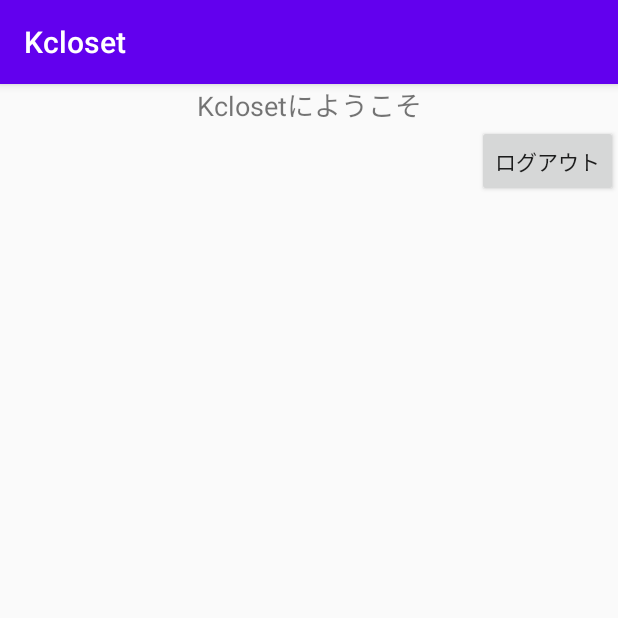
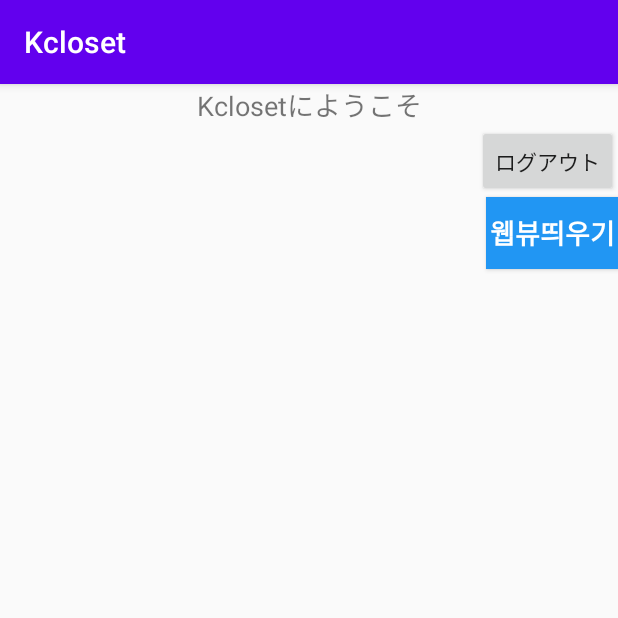
Before and after one commit to wjdthdud13/Kcloset, an Android app: the MainActivity screen opened directly, with no data from a screen before it, on a phone screen of 412 x 824 dp, the top half of it. Run offline under Robolectric (Android 15) with nearby library versions, the phone set to English and light mode, and no system bars; our stand-ins replace Firebase (no records; nobody signed in at launch, a user with empty details on screens opened directly).

Commit message:
WebView追加

```diff
--- a/app/src/main/AndroidManifest.xml
+++ b/app/src/main/AndroidManifest.xml
@@ -3,7 +3,6 @@
     package="com.example.kcloset">
 
     <uses-permission android:name="android.permission.INTERNET" />
-
     <uses-permission android:name="android.permission.CAMERA" />
     <uses-permission android:name="android.permission.READ_EXTERNAL_STORAGE" />
 
@@ -16,7 +15,9 @@
         android:label="@string/app_name"
         android:roundIcon="@mipmap/ic_launcher_round"
         android:supportsRtl="true"
+        android:usesCleartextTraffic="true"
         android:theme="@style/AppTheme">
+        <activity android:name=".activity.WebViewActivity"></activity>
         <activity android:name=".activity.PasswordResetActivity" />
         <activity android:name=".activity.GalleryActivity" />
         <activity android:name=".activity.CameraActivity" />
--- a/app/src/main/java/com/example/kcloset/activity/MainActivity.java
+++ b/app/src/main/java/com/example/kcloset/activity/MainActivity.java
@@ -11,6 +11,7 @@ import android.os.Bundle;
 import android.util.Log;
 import android.view.View;
 import android.widget.ArrayAdapter;
+import android.widget.Button;
 import android.widget.ListView;
 
 import com.example.kcloset.R;
@@ -30,6 +31,7 @@ import java.util.List;
 
 public class MainActivity extends BasicActivity {
     private static final String TAG = "MainActivity";
+    private Button webview_btn;
 
     private ListView listView;
     List shopList = new ArrayList<>();
@@ -39,6 +41,15 @@ public class MainActivity extends BasicActivity {
     protected void onCreate(Bundle savedInstanceState) {
         super.onCreate(savedInstanceState);
         setContentView(R.layout.activity_main);
+
+        webview_btn = findViewById(R.id.WebView_btn);
+        webview_btn.setOnClickListener(new View.OnClickListener() {
+            @Override
+            public void onClick(View v) {
+                Intent intent = new Intent(getApplicationContext(),WebViewActivity.class);
+                startActivity(intent);
+            }
+        });
 
         FirebaseUser user = FirebaseAuth.getInstance().getCurrentUser();
 
--- a/app/src/main/res/layout/activity_main.xml
+++ b/app/src/main/res/layout/activity_main.xml
@@ -20,6 +20,18 @@
         android:layout_height="wrap_content"
         android:layout_gravity="right"
         android:text="ログアウト" />
+
+    <Button
+        android:id="@+id/WebView_btn"
+        android:layout_width="wrap_content"
+        android:layout_height="wrap_content"
+        android:background="#2196F3"
+        android:text="웹뷰띄우기"
+        android:textSize="18dp"
+        android:textStyle="bold"
+        android:layout_gravity="right"
+        android:textColor="#fff" />
+
     <ListView
         android:id="@+id/shopList"
         android:layout_width="match_parent"
--- a/app/src/main/res/values/strings.xml
+++ b/app/src/main/res/values/strings.xml
@@ -1,5 +1,6 @@
 <resources>
-    <string name="app_name">Kcloset</string> //앱 이름 바꾸기
+    <string name="app_name">Kcloset</string>
+    //앱 이름 바꾸기
     <string name="request_permission">This sample needs camera permission.</string>
     <string name="camera_error">This device doesn\'t support Camera2 API.</string>
 </resources>
```
Also changed, not shown: app/src/main/java/com/example/kcloset/activity/WebViewActivity.java (added, +34 -0 lines), app/src/main/res/layout/activity_web_view.xml (added, +17 -0 lines).
